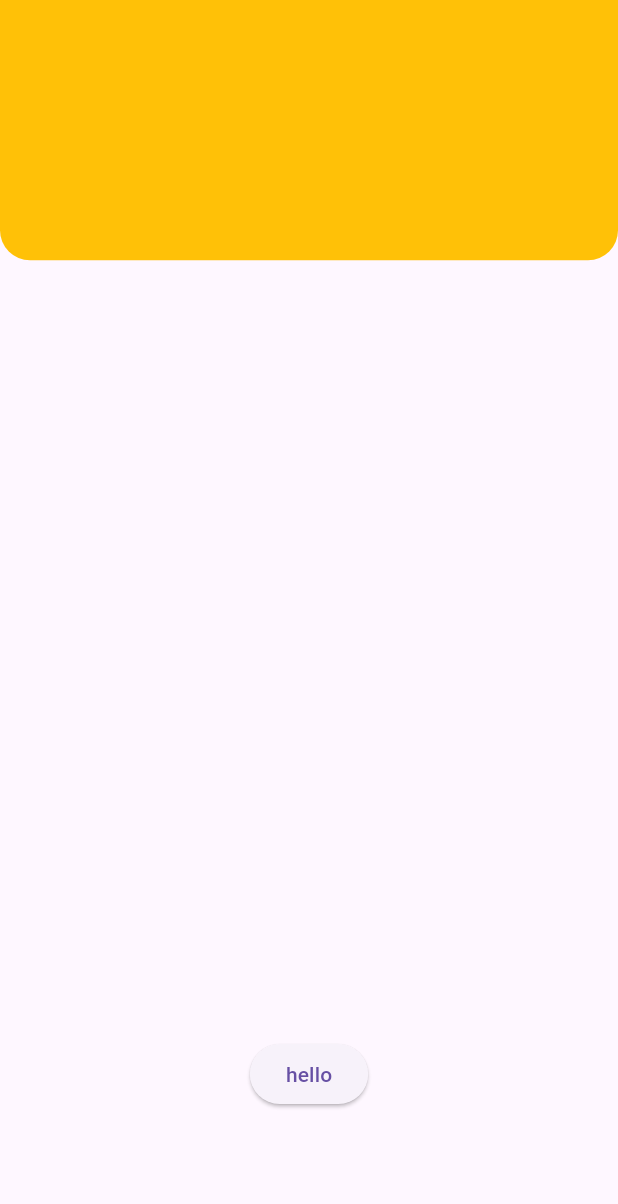
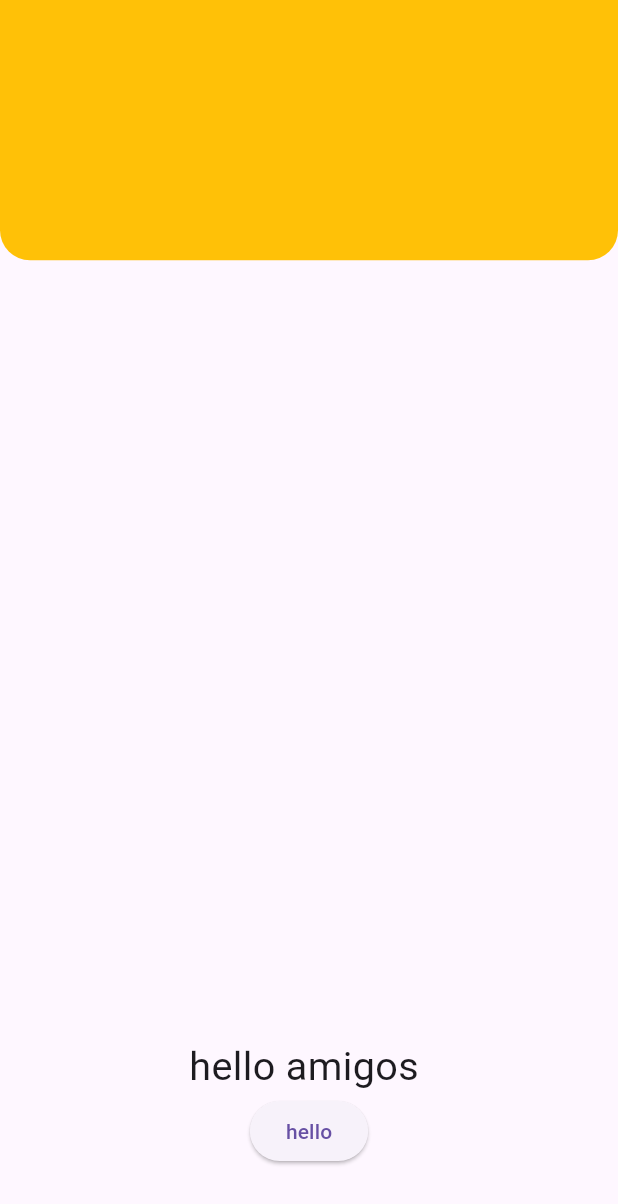
Before and after one commit to BOLUWATIFE-DAVID-ADANLA/Adaptive_SizeConfig_flutter, a Flutter app: the screen it shows after launch, on a phone screen of 412 x 824 dp. Shown: the top 1204 px of the screen. Run offline on Flutter 3.47's test engine with Material 3 defaults, Android fonts, the phone set to English and light mode, and no system bars; our stand-ins replace device_preview.

Commit message:
font size update

```diff
--- a/lib/main.dart
+++ b/lib/main.dart
@@ -13,7 +13,8 @@ class MainApp extends StatelessWidget {
     return MaterialApp(
       builder: DevicePreview.appBuilder,
       home: Scaffold(
-        body: Column(children: [
+        body: SingleChildScrollView(
+          child: Column(children: [
             Container(
               height: SizeConfig.fromDesignHeight(context, 171),
               decoration: const BoxDecoration(
@@ -25,8 +26,13 @@ class MainApp extends StatelessWidget {
             SizedBox(
               height: SizeConfig.fromDesignHeight(context, 511),
             ),
+            Text(
+              'hello amigos ',
+              style: TextStyle(fontSize: SizeConfig.fontSize(context, 24)),
+            ),
             ElevatedButton(onPressed: () {}, child: const Text('hello'))
           ]),
+        ),
       ),
     );
   }
@@ -51,10 +57,22 @@ class SizeConfig {
   }
 
   static double fontSize(BuildContext context, double size) {
-    double phoneHeight = MediaQuery.sizeOf(context).height;
-    double phoneWidth = MediaQuery.sizeOf(context).width;
-    if (phoneWidth < phoneHeight) return (phoneWidth / 100) * size;
-    return (phoneHeight / 100) * size;
+    double phoneHeight = MediaQuery.of(context).size.height;
+    double phoneWidth = MediaQuery.of(context).size.width;
+
+    // Reference dimensions for mobile and web
+    double referenceWidth =
+        phoneWidth < phoneHeight ? 375 : 1440; // Mobile vs web width
+    double referenceHeight =
+        phoneWidth < phoneHeight ? 812 : 900; // Mobile vs web height
+
+    // Calculate scaling factor based on the smaller dimension
+    double scalingFactor = phoneWidth < phoneHeight
+        ? phoneWidth / referenceWidth
+        : phoneHeight / referenceHeight;
+
+    // Return the scaled font size
+    return size * scalingFactor;
   }
 
 // instead of mauallly calculating percentages we specifiy the design height divide it by the DesignScreenHeight and multiply it by the current Phone's height
```
Also changed, not shown: 1 other file. Lines whose indentation alone changed are shown as unchanged.
